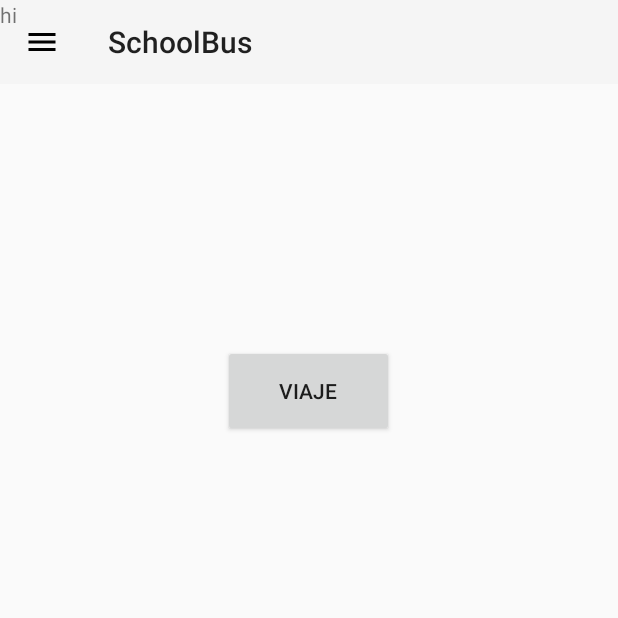
After one commit to BenjaPerezG/SchoolBus, an Android app: the fragment ViajeFragment placed in its activity, on a phone screen of 412 x 824 dp, the top half of it. The commit adds this screen. Run offline under Robolectric (Android 15) with nearby library versions, the light colour scheme and no system bars.

Commit message:
fragment funciona

```diff
--- a/app/src/main/AndroidManifest.xml
+++ b/app/src/main/AndroidManifest.xml
@@ -21,7 +21,6 @@
                 <category android:name="android.intent.category.LAUNCHER" />
             </intent-filter>
         </activity>
-        <activity android:name=".TripActivity" />
         <activity
             android:name=".Activities.LoginActivity"
             android:label="@string/title_activity_login"></activity>
--- /dev/null
+++ b/app/src/main/java/com/example/rabinovich/schoolbus/Fragments/ViajeFragment.java
@@ -0,0 +1,106 @@
+package com.example.rabinovich.schoolbus.Fragments;
+
+import android.content.Context;
+import android.net.Uri;
+import android.os.Bundle;
+import android.support.annotation.Nullable;
+import android.support.v4.app.Fragment;
+import android.view.LayoutInflater;
+import android.view.View;
+import android.view.ViewGroup;
+import android.widget.Toast;
+
+import com.example.rabinovich.schoolbus.R;
+
+/**
+ * A simple {@link Fragment} subclass.
+ * Activities that contain this fragment must implement the
+ * {@link ViajeFragment.OnFragmentInteractionListener} interface
+ * to handle interaction events.
+ * Use the {@link ViajeFragment#newInstance} factory method to
+ * create an instance of this fragment.
+ */
+public class ViajeFragment extends Fragment {
+    // TODO: Rename parameter arguments, choose names that match
+    // the fragment initialization parameters, e.g. ARG_ITEM_NUMBER
+    private static final String ARG_PARAM1 = "param1";
+    private static final String ARG_PARAM2 = "param2";
+
+    // TODO: Rename and change types of parameters
+    private String mParam1;
+    private String mParam2;
+
+    private OnFragmentInteractionListener mListener;
+
+    public ViajeFragment() {
+        // Required empty public constructor
+    }
+
+    /**
+     * Use this factory method to create a new instance of
+     * this fragment using the provided parameters.
+     *
+     * @param param1 Parameter 1.
+     * @param param2 Parameter 2.
+     * @return A new instance of fragment ViajeFragment.
+     */
+    // TODO: Rename and change types and number of parameters
+    public static ViajeFragment newInstance(String param1, String param2) {
+        ViajeFragment fragment = new ViajeFragment();
+        Bundle args = new Bundle();
+        args.putString(ARG_PARAM1, param1);
+        args.putString(ARG_PARAM2, param2);
+        fragment.setArguments(args);
+        return fragment;
+    }
+
+    @Override
+    public void onCreate(Bundle savedInstanceState) {
+        super.onCreate(savedInstanceState);
+        if (getArguments() != null) {
+            mParam1 = getArguments().getString(ARG_PARAM1);
+            mParam2 = getArguments().getString(ARG_PARAM2);
+        }
+    }
+
+    @Override
+    public View onCreateView(LayoutInflater inflater, ViewGroup container,
+                             Bundle savedInstanceState) {
+        // Inflate the layout for this fragment
+        return inflater.inflate(R.layout.fragment_viaje, container, false);
+    }
+
+    public void onViewCreated(View view, @Nullable Bundle savedInstanceState){
+        super.onViewCreated(view, savedInstanceState);
+
+        view.findViewById(R.id.button).setOnClickListener(new View.OnClickListener() {
+            @Override
+            public void onClick(View v) {
+                Toast.makeText(getActivity(), "Estas dentro de un viaje", Toast.LENGTH_LONG);
+            }
+        });
+    }
+
+    // TODO: Rename method, update argument and hook method into UI event
+    public void onButtonPressed(Uri uri) {
+        if (mListener != null) {
+            mListener.onFragmentInteraction(uri);
+        }
+    }
+
+
+    /**
+     * This interface must be implemented by activities that contain this
+     * fragment to allow an interaction in this fragment to be communicated
+     * to the activity and potentially other fragments contained in that
+     * activity.
+     * <p>
+     * See the Android Training lesson <a href=
+     * "http://developer.android.com/training/basics/fragments/communicating.html"
+     * >Communicating with Other Fragments</a> for more information.
+     */
+    public interface OnFragmentInteractionListener {
+        // TODO: Update argument type and name
+        void onFragmentInteraction(Uri uri);
+    }
+}
--- a/app/src/main/res/layout/activity_main.xml
+++ b/app/src/main/res/layout/activity_main.xml
@@ -7,8 +7,8 @@
     android:layout_height="match_parent"
     tools:context="com.example.rabinovich.schoolbus.Activities.MainActivity">
 
-    <android.support.design.internal.ScrimInsetsFrameLayout
-        android:id="@+id/frameLayout"
+    <FrameLayout
+        android:id="@+id/content"
         android:layout_width="match_parent"
         android:layout_height="match_parent">
 
@@ -18,8 +18,7 @@
             android:layout_height="?attr/actionBarSize"
             android:background="?attr/colorPrimary"
             android:theme="@style/ThemeOverlay.AppCompat.ActionBar" />
-
-    </android.support.design.internal.ScrimInsetsFrameLayout>
+    </FrameLayout>
 
     <android.support.design.widget.NavigationView
         android:id="@+id/nav_view"
--- /dev/null
+++ b/app/src/main/res/layout/fragment_viaje.xml
@@ -0,0 +1,25 @@
+<?xml version="1.0" encoding="utf-8"?>
+<RelativeLayout xmlns:android="http://schemas.android.com/apk/res/android"
+    xmlns:tools="http://schemas.android.com/tools"
+    android:layout_width="match_parent"
+    android:layout_height="match_parent"
+    tools:context=".Fragments.ViajeFragment">
+
+    <!-- TODO: Update blank fragment layout -->
+    <TextView
+        android:layout_width="match_parent"
+        android:layout_height="match_parent"
+        android:layout_alignParentStart="true"
+        android:layout_alignParentTop="true"
+        android:text="@string/hi" />
+
+    <Button
+        android:id="@+id/button"
+        android:layout_width="114dp"
+        android:layout_height="61dp"
+        android:layout_alignParentTop="true"
+        android:layout_centerHorizontal="true"
+        android:layout_marginTop="230dp"
+        android:text="@string/viaje" />
+
+</RelativeLayout>
--- a/app/src/main/res/values/strings.xml
+++ b/app/src/main/res/values/strings.xml
@@ -15,4 +15,9 @@
     <string name="permission_rationale">"Contacts permissions are needed for providing email
         completions."
     </string>
+
+    <!-- TODO: Remove or change this placeholder text -->
+    <string name="hello_blank_fragment">Hello blank fragment</string>
+    <string name="hi">hi</string>
+    <string name="viaje">Viaje</string>
 </resources>
--- a/build.gradle
+++ b/build.gradle
@@ -7,7 +7,7 @@
         jcenter()
     }
     dependencies {
-        classpath 'com.android.tools.build:gradle:3.0.1'
+        classpath 'com.android.tools.build:gradle:3.1.3'
 
 
         // NOTE: Do not place your application dependencies here; they belong
```
Also changed, not shown: app/src/main/java/com/example/rabinovich/schoolbus/Activities/MainActivity.java (+22 -0 lines), app/src/main/java/com/example/rabinovich/schoolbus/Fragments/DatosViaje.java (added, +109 -0 lines), app/src/main/res/layout/fragment_datos_viaje.xml (added, +14 -0 lines), app/build.gradle (line endings or trailing spaces), gradle/wrapper/gradle-wrapper.properties.
